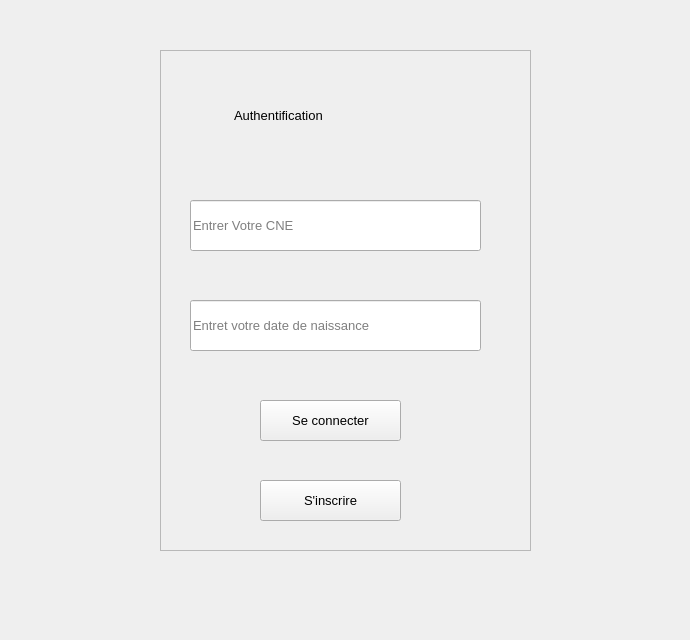
Above: StudentLogin.ui from Ayoub101010/Apoge before the change. Below: the same form after it.
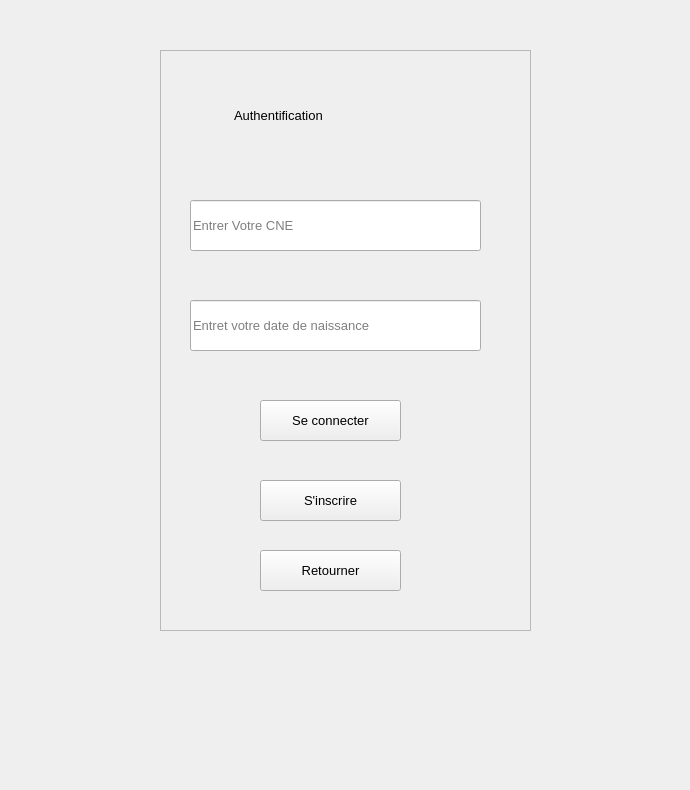
That is the form after the change.

```diff
--- a/StudentLogin.ui
+++ b/StudentLogin.ui
@@ -7,7 +7,7 @@
     <x>0</x>
     <y>0</y>
     <width>690</width>
-    <height>640</height>
+    <height>790</height>
    </rect>
   </property>
   <property name="windowTitle">
@@ -19,7 +19,7 @@
      <x>160</x>
      <y>50</y>
      <width>371</width>
-     <height>501</height>
+     <height>581</height>
     </rect>
    </property>
    <property name="autoFillBackground">
@@ -124,6 +124,24 @@
      <string>S'inscrire</string>
     </property>
    </widget>
+   <widget class="QPushButton" name="pushButton_3">
+    <property name="geometry">
+     <rect>
+      <x>100</x>
+      <y>500</y>
+      <width>141</width>
+      <height>41</height>
+     </rect>
+    </property>
+    <property name="font">
+     <font>
+      <pointsize>10</pointsize>
+     </font>
+    </property>
+    <property name="text">
+     <string>Retourner</string>
+    </property>
+   </widget>
   </widget>
  </widget>
  <resources/>
```
